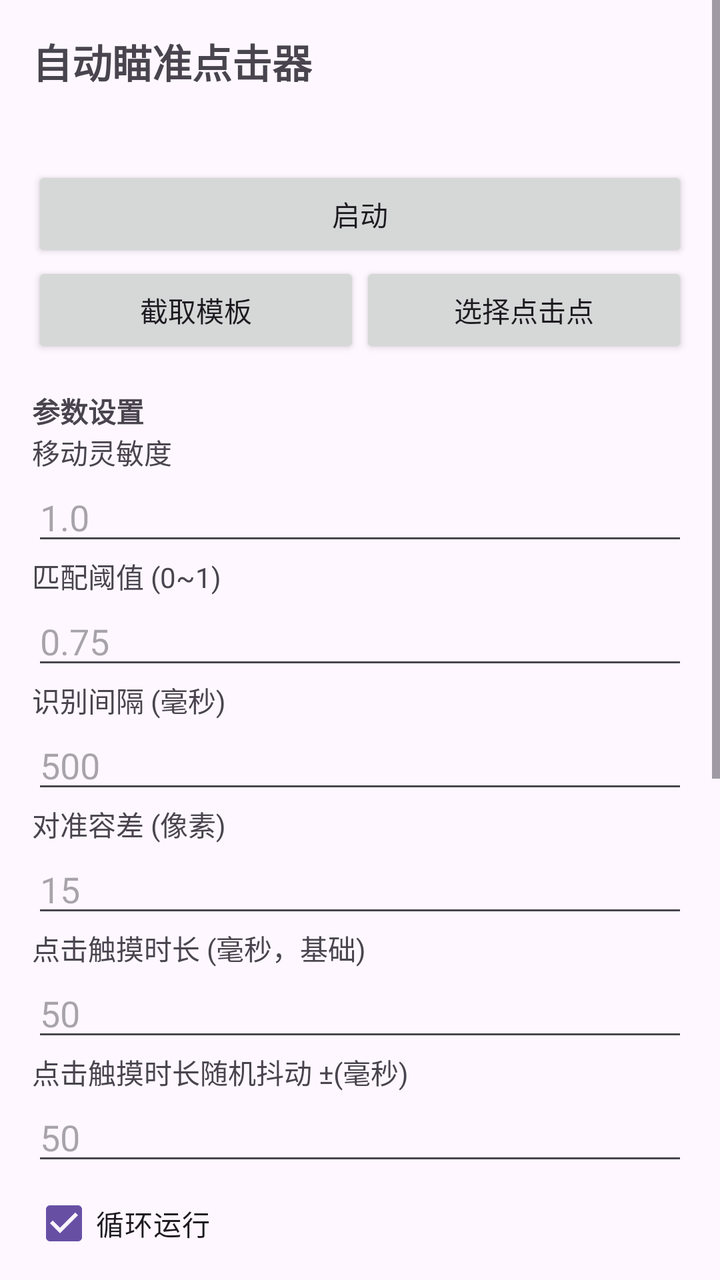
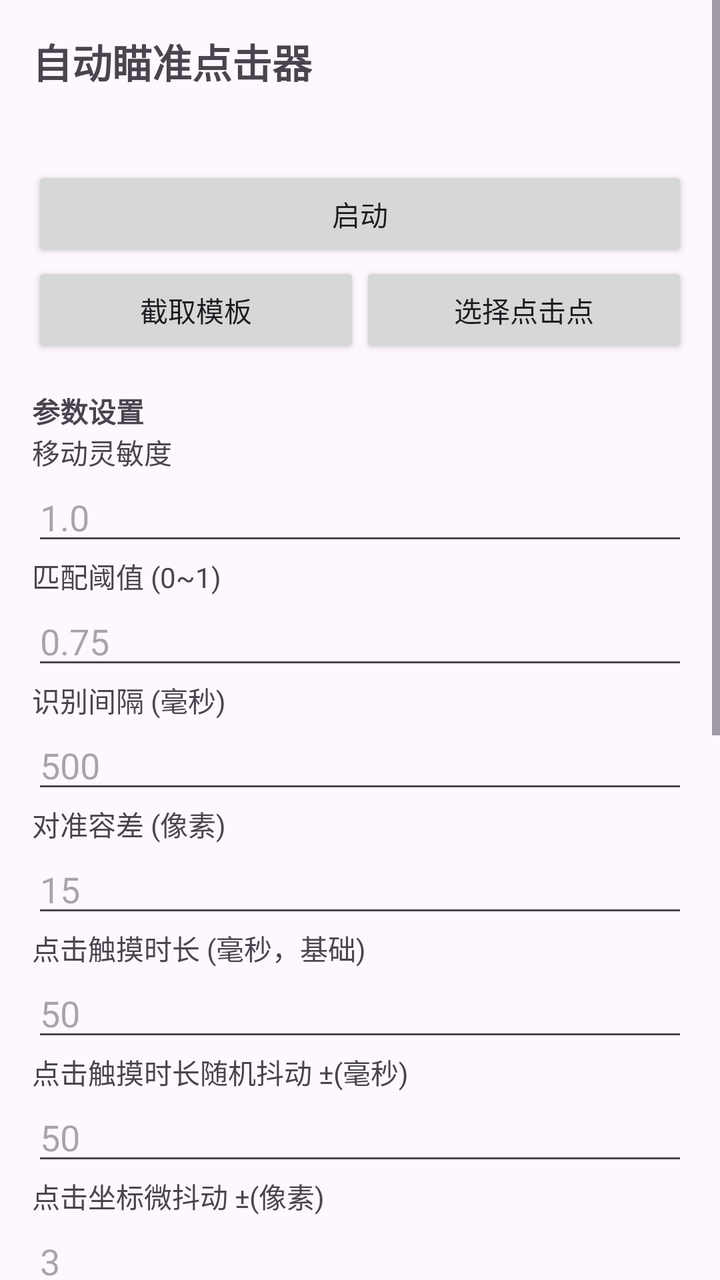

The first picture is an Android layout as it rendered before a commit; the second is the same layout after the commit. The layout source and the unified diff follow.
<!-- AndroidManifest.xml: application theme Theme.AutoAim -->
<!-- res/layout/activity_main.xml -->
<?xml version="1.0" encoding="utf-8"?>
<ScrollView xmlns:android="http://schemas.android.com/apk/res/android"
    android:layout_width="match_parent"
    android:layout_height="match_parent">

    <LinearLayout
        android:orientation="vertical"
        android:padding="16dp"
        android:layout_width="match_parent"
        android:layout_height="wrap_content">

        <TextView
            android:text="@string/app_name"
            android:textSize="20sp"
            android:textStyle="bold"
            android:layout_width="wrap_content"
            android:layout_height="wrap_content" />

        <TextView
            android:id="@+id/tvHint"
            android:textSize="13sp"
            android:layout_marginTop="8dp"
            android:layout_width="wrap_content"
            android:layout_height="wrap_content" />

        <Button
            android:id="@+id/btnStart"
            android:text="启动"
            android:layout_marginTop="12dp"
            android:layout_width="match_parent"
            android:layout_height="wrap_content" />

        <LinearLayout
            android:orientation="horizontal"
            android:layout_width="match_parent"
            android:layout_height="wrap_content">
            <Button
                android:id="@+id/btnCapture"
                android:text="截取模板"
                android:layout_weight="1"
                android:layout_width="0dp"
                android:layout_height="wrap_content" />
            <Button
                android:id="@+id/btnPick"
                android:text="选择点击点"
                android:layout_weight="1"
                android:layout_width="0dp"
                android:layout_height="wrap_content" />
        </LinearLayout>

        <TextView
            android:text="参数设置"
            android:textStyle="bold"
            android:layout_marginTop="16dp"
            android:layout_width="wrap_content"
            android:layout_height="wrap_content" />

        <TextView android:text="移动灵敏度" android:layout_width="wrap_content" android:layout_height="wrap_content" />
        <EditText
            android:id="@+id/etSensitivity"
            android:inputType="numberDecimal"
            android:hint="1.0"
            android:layout_width="match_parent"
            android:layout_height="wrap_content" />

        <TextView android:text="匹配阈值 (0~1)" android:layout_width="wrap_content" android:layout_height="wrap_content" />
        <EditText
            android:id="@+id/etThreshold"
            android:inputType="numberDecimal"
            android:hint="0.75"
            android:layout_width="match_parent"
            android:layout_height="wrap_content" />

        <TextView android:text="识别间隔 (毫秒)" android:layout_width="wrap_content" android:layout_height="wrap_content" />
        <EditText
            android:id="@+id/etInterval"
            android:inputType="number"
            android:hint="500"
            android:layout_width="match_parent"
            android:layout_height="wrap_content" />

        <TextView android:text="对准容差 (像素)" android:layout_width="wrap_content" android:layout_height="wrap_content" />
        <EditText
            android:id="@+id/etTolerance"
            android:inputType="number"
            android:hint="15"
            android:layout_width="match_parent"
            android:layout_height="wrap_content" />

        <TextView android:text="点击触摸时长 (毫秒，基础)" android:layout_width="wrap_content" android:layout_height="wrap_content" />
        <EditText
            android:id="@+id/etTapBase"
            android:inputType="number"
            android:hint="50"
            android:layout_width="match_parent"
            android:layout_height="wrap_content" />

        <TextView android:text="点击触摸时长随机抖动 ±(毫秒)" android:layout_width="wrap_content" android:layout_height="wrap_content" />
        <EditText
            android:id="@+id/etTapJitter"
            android:inputType="number"
            android:hint="50"
            android:layout_width="match_parent"
            android:layout_height="wrap_content" />

        <CheckBox
            android:id="@+id/cbLoop"
            android:text="循环运行"
            android:checked="true"
            android:layout_width="wrap_content"
            android:layout_height="wrap_content" />
        <CheckBox
            android:id="@+id/cbClick"
            android:text="对准后自动点击"
            android:checked="true"
            android:layout_width="wrap_content"
            android:layout_height="wrap_content" />
        <CheckBox
            android:id="@+id/cbInvert"
            android:text="反转移动方向"
            android:checked="false"
            android:layout_width="wrap_content"
            android:layout_height="wrap_content" />

        <TextView android:text="点击位置" android:layout_width="wrap_content" android:layout_height="wrap_content" />
        <RadioGroup
            android:id="@+id/rgClickMode"
            android:orientation="horizontal"
            android:layout_width="wrap_content"
            android:layout_height="wrap_content">
            <RadioButton
                android:id="@+id/rbCenter"
                android:text="屏幕中心"
                android:checked="true" />
            <RadioButton
                android:id="@+id/rbPoint"
                android:text="自定义点(选点)" />
        </RadioGroup>

        <Button
            android:id="@+id/btnSave"
            android:text="保存设置"
            android:layout_marginTop="8dp"
            android:layout_width="match_parent"
            android:layout_height="wrap_content" />

        <TextView
            android:text="权限"
            android:textStyle="bold"
            android:layout_marginTop="16dp"
            android:layout_width="wrap_content"
            android:layout_height="wrap_content" />
        <Button
            android:id="@+id/btnAccessibility"
            android:text="开启无障碍服务"
            android:layout_width="match_parent"
            android:layout_height="wrap_content" />
        <Button
            android:id="@+id/btnOverlay"
            android:text="开启悬浮窗权限"
            android:layout_width="match_parent"
            android:layout_height="wrap_content" />

        <TextView
            android:text="流程：开启两项权限 → 启动 → 截取模板(框选目标) → 选点(可选) → 自动瞄准循环"
            android:textSize="12sp"
            android:layout_marginTop="12dp"
            android:layout_width="wrap_content"
            android:layout_height="wrap_content" />
    </LinearLayout>
</ScrollView>
<!-- resources referenced by this layout -->
<resources>
  <string name="app_name">自动瞄准点击器</string>
  <style name="Theme.AutoAim" parent="Theme.Material3.DayNight.NoActionBar">
          <item name="android:windowFullscreen">true</item>
      </style>
</resources>

<!-- the commit's change to res/layout/activity_main.xml (unified diff, before → after) -->
@@ -103,6 +103,14 @@
             android:layout_width="match_parent"
             android:layout_height="wrap_content" />
 
+        <TextView android:text="点击坐标微抖动 ±(像素)" android:layout_width="wrap_content" android:layout_height="wrap_content" />
+        <EditText
+            android:id="@+id/etTapPosJitter"
+            android:inputType="number"
+            android:hint="3"
+            android:layout_width="match_parent"
+            android:layout_height="wrap_content" />
+
         <CheckBox
             android:id="@+id/cbLoop"
             android:text="循环运行"
